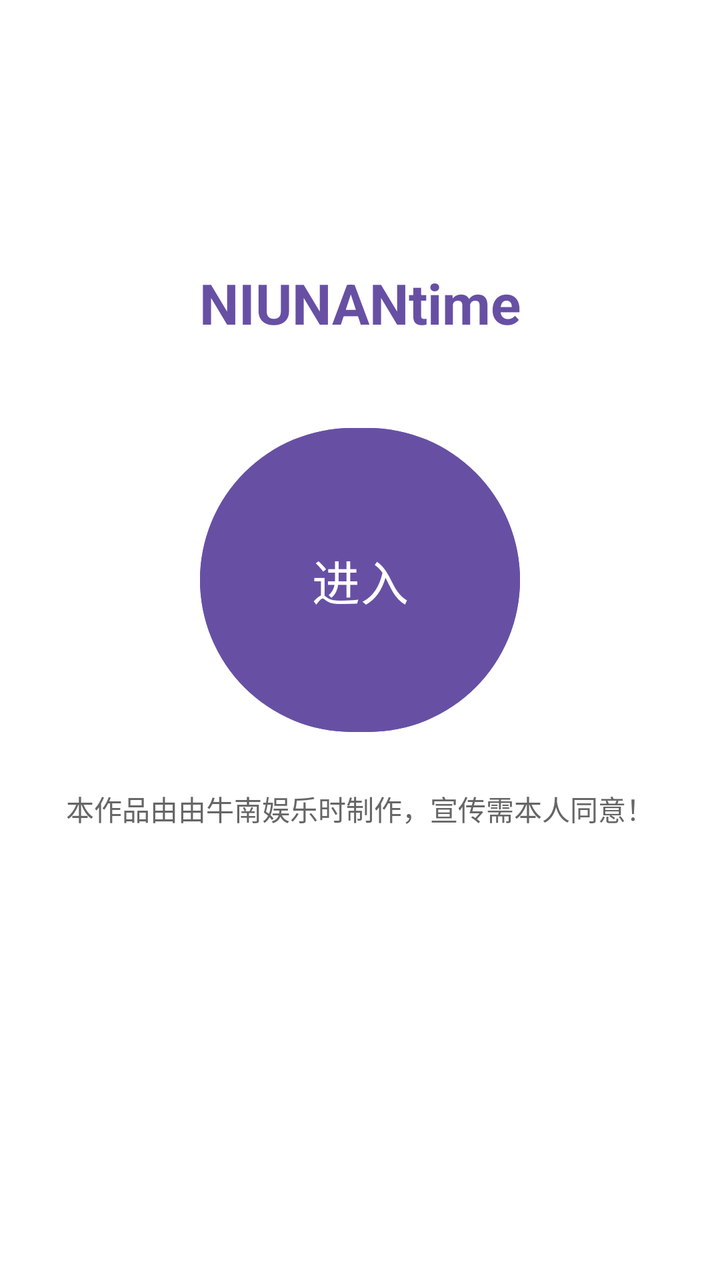
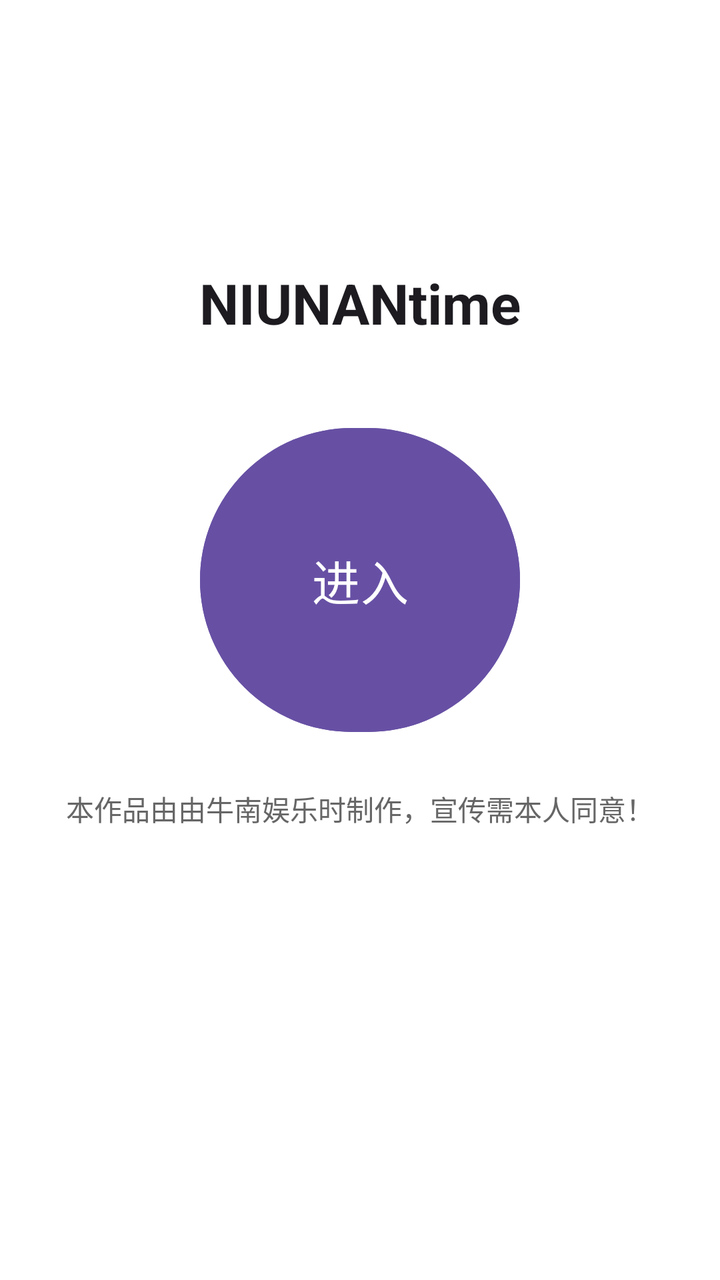

Screens rendered from an Android XML layout before and after an edit, with the pre-edit source and the edit as a unified diff.
<!-- AndroidManifest.xml: application theme Theme.NIUNANtime -->
<!-- res/layout/fragment_welcome.xml -->
<?xml version="1.0" encoding="utf-8"?>
<androidx.constraintlayout.widget.ConstraintLayout xmlns:android="http://schemas.android.com/apk/res/android"
    xmlns:app="http://schemas.android.com/apk/res-auto"
    xmlns:tools="http://schemas.android.com/tools"
    android:layout_width="match_parent"
    android:layout_height="match_parent"
    android:background="#FFFFFF"
    tools:context=".WelcomeFragment">

    <Button
        android:id="@+id/btn_welcome"
        android:layout_width="160dp"
        android:layout_height="160dp"
        android:text="进入"
        android:textSize="24sp"
        android:textColor="#FFFFFF"
        android:backgroundTint="?attr/colorPrimary"
        app:cornerRadius="80dp"
        app:layout_constraintTop_toTopOf="parent"
        app:layout_constraintBottom_toBottomOf="parent"
        app:layout_constraintStart_toStartOf="parent"
        app:layout_constraintEnd_toEndOf="parent"
        android:layout_marginBottom="60dp" />

    <TextView
        android:id="@+id/tv_welcome_title"
        android:layout_width="wrap_content"
        android:layout_height="wrap_content"
        android:text="NIUNANtime"
        android:textSize="28sp"
        android:textStyle="bold"
        android:textColor="?attr/colorPrimary"
        app:layout_constraintBottom_toTopOf="@id/btn_welcome"
        app:layout_constraintStart_toStartOf="parent"
        app:layout_constraintEnd_toEndOf="parent"
        android:layout_marginBottom="40dp" />

    <TextView
        android:id="@+id/tv_declaration"
        android:layout_width="0dp"
        android:layout_height="wrap_content"
        android:text="本作品由由牛南娱乐时制作，宣传需本人同意！"
        android:textSize="14sp"
        android:textColor="#666666"
        android:gravity="center"
        android:layout_marginHorizontal="32dp"
        android:layout_marginTop="24dp"
        app:layout_constraintTop_toBottomOf="@id/btn_welcome"
        app:layout_constraintStart_toStartOf="parent"
        app:layout_constraintEnd_toEndOf="parent" />

</androidx.constraintlayout.widget.ConstraintLayout>
<!-- resources referenced by this layout -->
<resources>
  <style name="Theme.NIUNANtime" parent="Base.Theme.NIUNANtime" />
  <style name="Base.Theme.NIUNANtime" parent="Theme.Material3.DayNight.NoActionBar">
          
          
      </style>
</resources>

<!-- the commit's change to res/layout/fragment_welcome.xml (unified diff, before → after) -->
@@ -13,7 +13,7 @@
         android:layout_height="160dp"
         android:text="进入"
         android:textSize="24sp"
-        android:textColor="#FFFFFF"
+        android:textColor="?attr/colorOnPrimary"
         android:backgroundTint="?attr/colorPrimary"
         app:cornerRadius="80dp"
         app:layout_constraintTop_toTopOf="parent"
@@ -29,7 +29,7 @@
         android:text="NIUNANtime"
         android:textSize="28sp"
         android:textStyle="bold"
-        android:textColor="?attr/colorPrimary"
+        android:textColor="?android:attr/textColorPrimary"
         app:layout_constraintBottom_toTopOf="@id/btn_welcome"
         app:layout_constraintStart_toStartOf="parent"
         app:layout_constraintEnd_toEndOf="parent"
